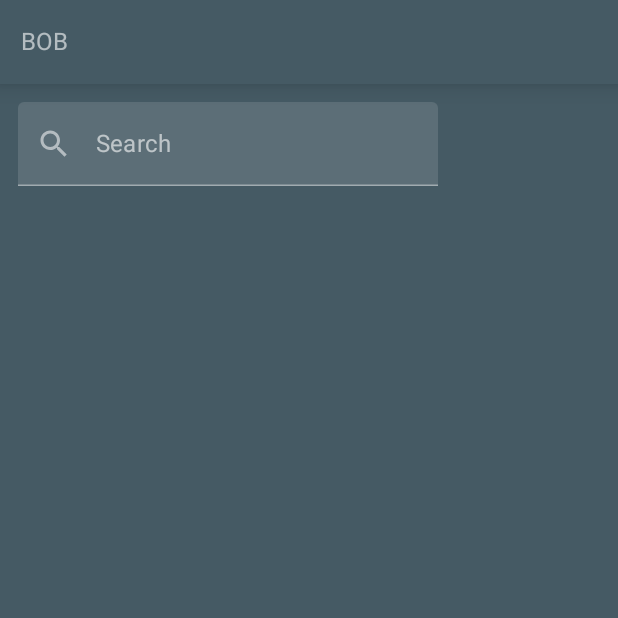
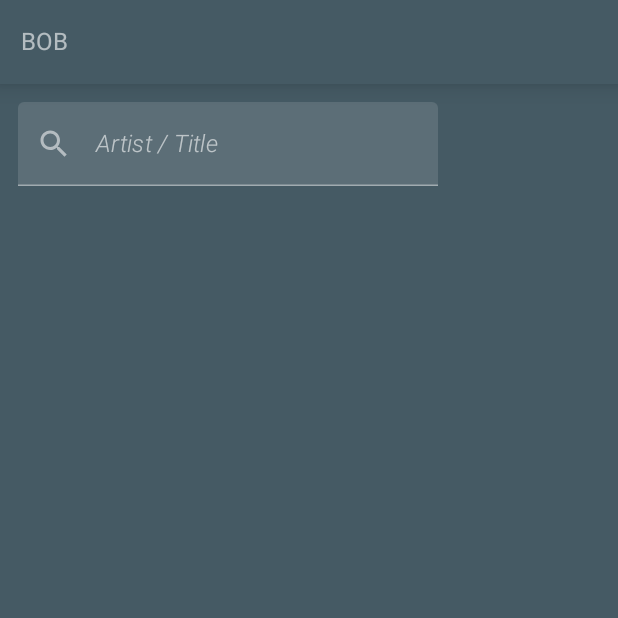
Before and after one commit to super-massive-code/Android-Vinyl-Record-Finder, an Android app built with Jetpack Compose: the SearchScreen screen opened through its navigation route, on a phone screen of 412 x 824 dp, the top half of it. Run offline under Robolectric (Android 15) with nearby library versions, the light colour scheme and no system bars; our stand-ins replace Room's generated code, livedata-compose; pictures from the network do not load.

Commit message:
Change font on search label

```diff
--- a/app/src/main/java/com/supermassivecode/vinylfinder/ui/screens/search/SearchScreen.kt
+++ b/app/src/main/java/com/supermassivecode/vinylfinder/ui/screens/search/SearchScreen.kt
@@ -20,6 +20,7 @@ import androidx.compose.ui.Alignment
 import androidx.compose.ui.ExperimentalComposeUiApi
 import androidx.compose.ui.Modifier
 import androidx.compose.ui.platform.LocalSoftwareKeyboardController
+import androidx.compose.ui.text.font.FontStyle
 import androidx.compose.ui.text.font.FontWeight
 import androidx.compose.ui.text.input.ImeAction
 import androidx.compose.ui.unit.dp
@@ -87,7 +88,13 @@ private fun SearchBar(onSearch: (term: String) -> Unit) {
             value = textState.value,
             onValueChange = { textState.value = it },
             singleLine = true,
-            label = { Text(text = "Search") },
+            label = {
+                Text(
+                    text = "Artist / Title",
+                    fontWeight = FontWeight.Light,
+                    fontStyle = FontStyle.Italic
+                )
+            },
             keyboardOptions = KeyboardOptions(imeAction = ImeAction.Search),
             keyboardActions = KeyboardActions(
                 onSearch = {
```
